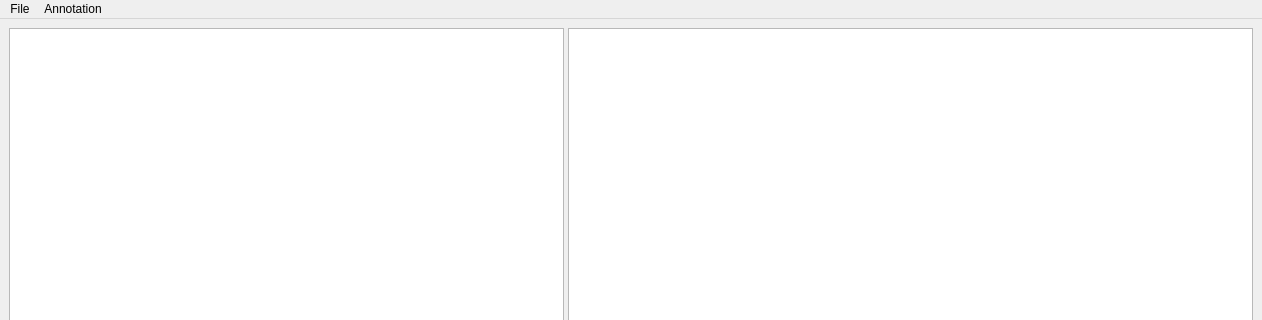
Old version of the form modules/app/mainwindow.ui in the repository smartsenselab/SSAT; both pictures show x 0 to 1262 and y 0 to 320 of the 1262 by 733 pixel window.
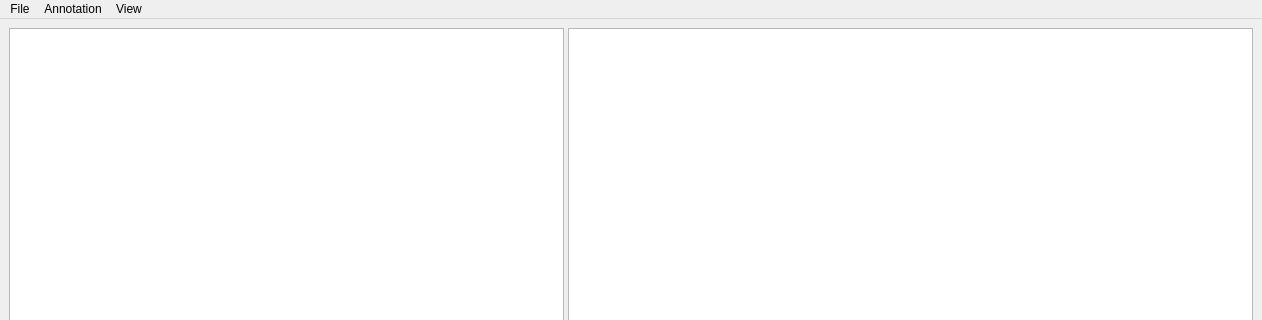
New version of the form. Custom widgets are drawn as their Qt base class.

Commit message: Changing interface and updating core method

Patch:
```diff
--- a/modules/app/mainwindow.ui
+++ b/modules/app/mainwindow.ui
@@ -325,7 +325,7 @@
      <x>0</x>
      <y>0</y>
      <width>1262</width>
-     <height>22</height>
+     <height>25</height>
     </rect>
    </property>
    <widget class="QMenu" name="menuFile">
@@ -346,8 +346,16 @@
     </property>
     <addaction name="actionAttributes"/>
    </widget>
+   <widget class="QMenu" name="menuView">
+    <property name="title">
+     <string>View</string>
+    </property>
+    <addaction name="actionBounding_box_Perspective"/>
+    <addaction name="actionFrame_Perspective"/>
+   </widget>
    <addaction name="menuFile"/>
    <addaction name="menuAnnotation"/>
+   <addaction name="menuView"/>
   </widget>
   <action name="actionOpen">
    <property name="text">
```
Left out of the diff: 16 changed lines with no effect on the pictures. The commit also changes 2 other files.
